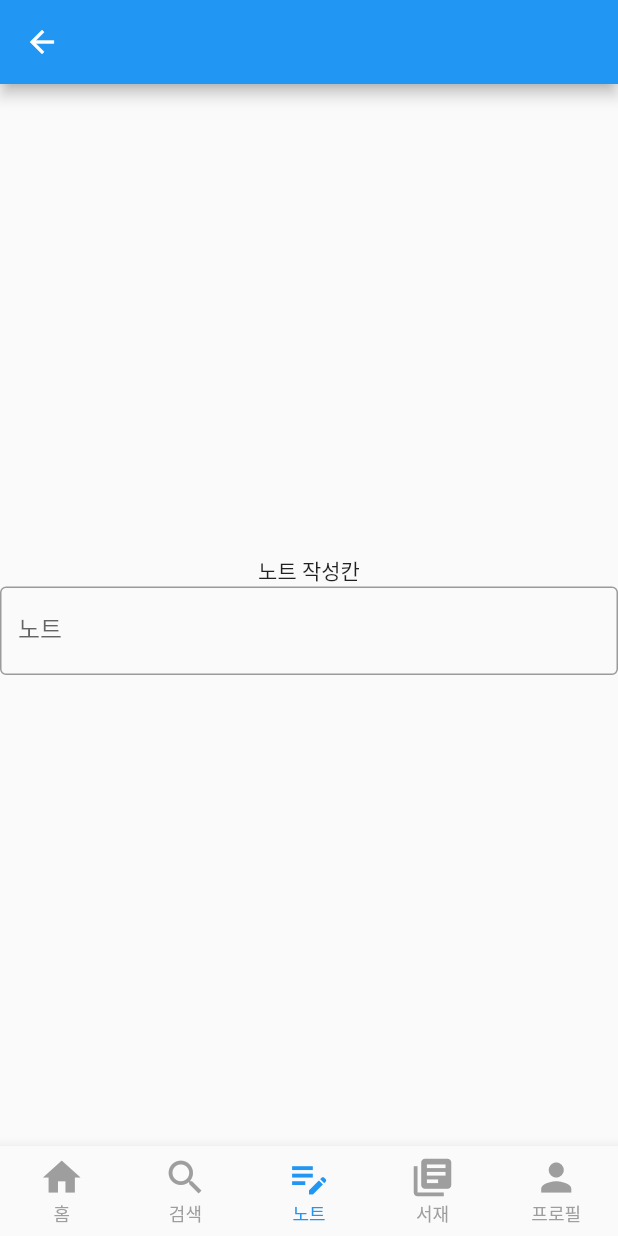
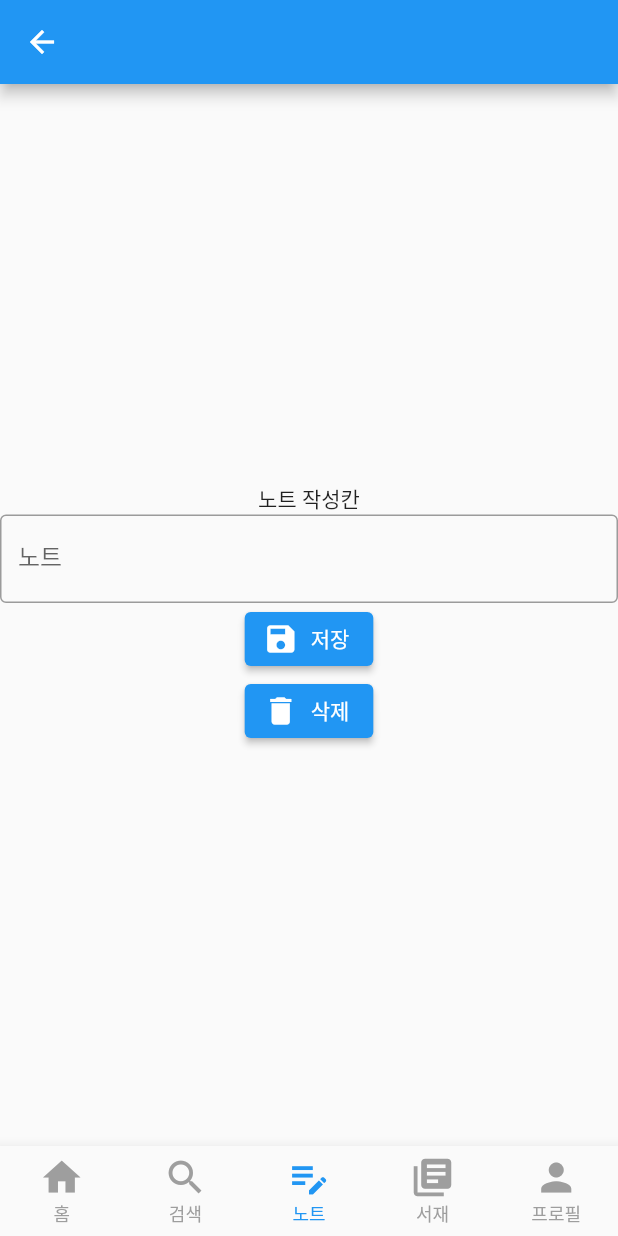
Before and after one commit to fluorjo/book_report_fluor, a Flutter app: the IndexScreen screen opened by its route, item 3 of the bottom bar chosen, on a phone screen of 412 x 824 dp. Run offline on Flutter 3.47's test engine with Material 2 defaults, Android fonts, the phone set to English and light mode, and no system bars; our stand-ins replace cached_network_image, cloud_firestore, firebase_auth, firebase_core, shared_preferences; accounts and stored records are empty.

Commit message:
아이콘 버튼 추가

```diff
--- a/lib/tabs/tab_note.dart
+++ b/lib/tabs/tab_note.dart
@@ -21,9 +21,19 @@ class NoteTab extends StatelessWidget {
             labelText: '노트',
             border: OutlineInputBorder(),
           ),
-          maxLines: 10, // <-- SEE HERE
+          maxLines: 100,
           minLines: 1,
         ),
+        ElevatedButton.icon(
+          onPressed: () {},
+          icon: Icon(Icons.save),
+          label: const Text('저장'),
+        ),
+        ElevatedButton.icon(
+          onPressed: () {},
+          icon: Icon(Icons.delete),
+          label: const Text('삭제'),
+        )
       ],
     ));
   }
```
